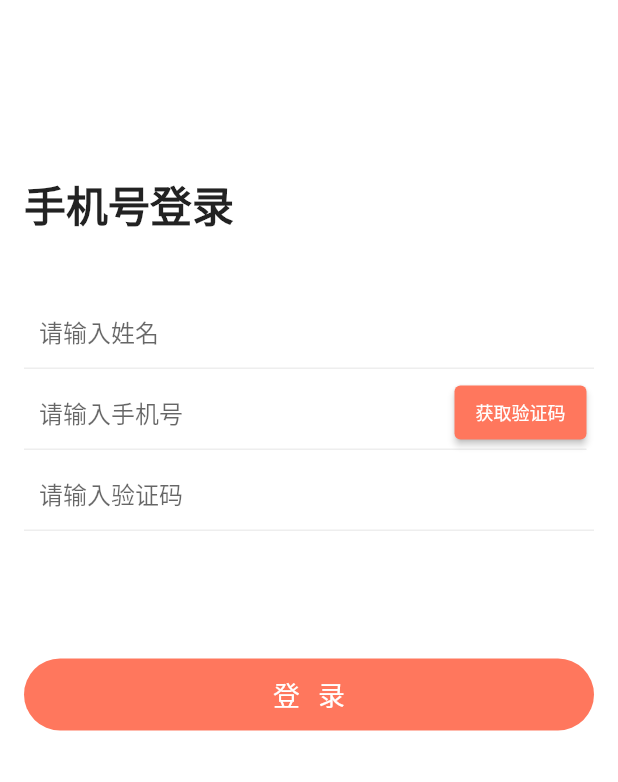
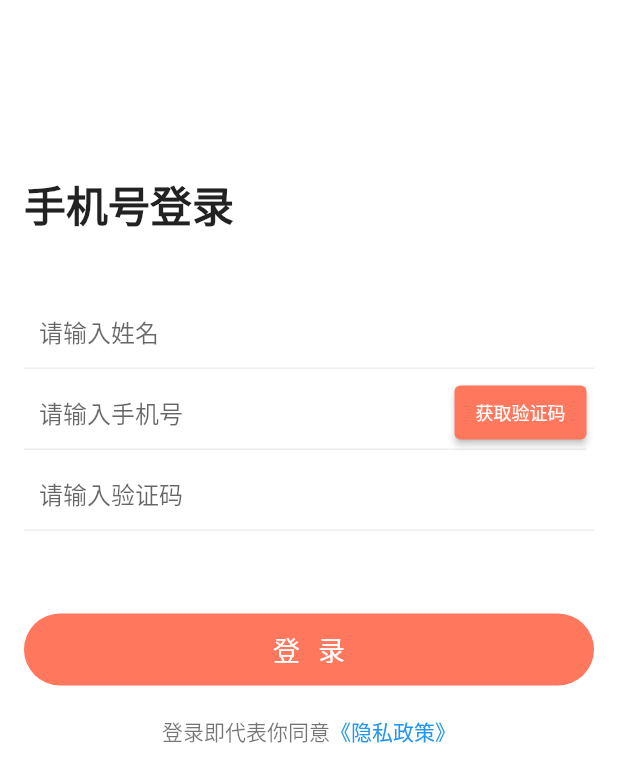
Before and after one commit to 214132049/jiakao, a Flutter app: the screen it shows after launch, after a tap on "企业主要负责人", on a phone screen of 412 x 824 dp. Shown: the top 782 px of the screen. Run offline on Flutter 3.47's test engine with Material 2 defaults, Android fonts, the light colour scheme and no system bars; our stand-ins replace chips_choice, device_info, flutter_easyloading, flutter_screenutil, percent_indicator, shared_preferences and 1 more; missing offline and left inert: fluwx, tobias; network calls fail.

Commit message:
feat: 隐私政策

```diff
--- a/lib/constants.dart
+++ b/lib/constants.dart
@@ -1,3 +1,3 @@
 final bool isProd = const bool.fromEnvironment('dart.vm.product');
 
-final String apiHost = isProd ? 'http://47.103.79.180:80' : 'http://064608a78616.ngrok.io';
+final String apiHost = isProd ? 'http://47.103.79.180:80' : 'http://192.168.1.4:7001';
--- a/lib/loginPage.dart
+++ b/lib/loginPage.dart
@@ -1,6 +1,7 @@
 import 'dart:async';
 import 'dart:convert';
 
+import 'package:flutter/gestures.dart';
 import 'package:flutter/material.dart';
 import 'package:flutter/services.dart';
 import 'package:flutter_easyloading/flutter_easyloading.dart';
@@ -9,7 +10,7 @@ import 'package:http/http.dart' as http;
 
 import 'constants.dart';
 import 'deviceUtil.dart';
-import 'homePage.dart';
+import 'webViewPage.dart';
 
 class LoginPage extends StatefulWidget {
   LoginPage({Key key}) : super(key: key);
@@ -154,6 +155,11 @@ class LoginPageState extends State<LoginPage> {
     }
   }
 
+  _toWebViewPage() {
+    Navigator.push(context,
+        MaterialPageRoute(builder: (context) => WebViewPage()));
+  }
+
   void _setName(v) {
     setState(() {
       _name = v;
@@ -274,7 +280,7 @@ class LoginPageState extends State<LoginPage> {
                     ])),
             Container(
                 width: double.infinity,
-                margin: EdgeInsets.only(top: 80.0),
+                margin: EdgeInsets.only(top: 50.0),
                 decoration: BoxDecoration(
                     color: Color(0xffff775d), // 渐变色
                     borderRadius: BorderRadius.circular(48.0)),
@@ -287,6 +293,21 @@ class LoginPageState extends State<LoginPage> {
                     ),
                     shape: RoundedRectangleBorder(
                         borderRadius: BorderRadius.circular(48.0)))),
+            Center(
+              child: Container(
+                margin: EdgeInsets.only(top: 20.0),
+                child: RichText(
+                  text: TextSpan(
+                      style: TextStyle(fontSize: 14.0, color: Colors.black54),
+                      children: [
+                        TextSpan(text: '登录即代表你同意'),
+                        TextSpan(text: '《隐私政策》', style: TextStyle(color: Colors.blue),
+                            recognizer: TapGestureRecognizer()..onTap = _toWebViewPage)
+                      ]
+                  ),
+                ),
+              ),
+            )
           ]),
         ));
   }
--- a/pubspec.yaml
+++ b/pubspec.yaml
@@ -36,6 +36,7 @@ dependencies:
   tobias: ^1.7.1+3
   fluwx: 2.5.0+1
   percent_indicator: ^2.1.9+1
+  webview_flutter: ^1.0.7
 
 dev_dependencies:
   flutter_test:
```
Also changed, not shown: lib/webViewPage.dart (added, +45 -0 lines), pubspec.lock, 2 other files.
